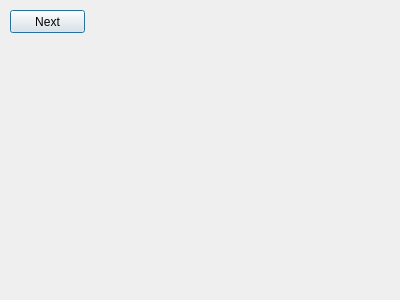
The window that Source Code/TJ's Code/spelfranger.ui (srohr/CEAMS) describes before a commit, drawn with Qt 5.
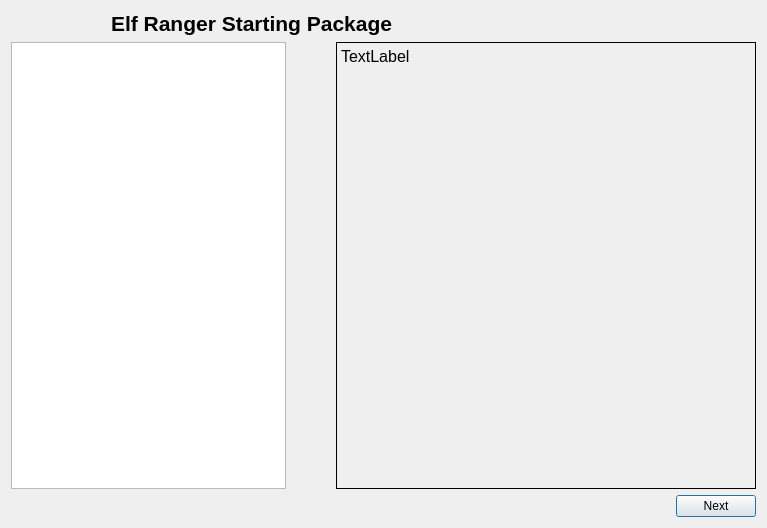
The same window after the commit.

Commit message:
Initial Layouts Complete
I have created all the layouts that were tasked of me and now they only
need to have the buttons and such operational.

The edit to the form file:
```diff
--- a/Source Code/TJ's Code/spelfranger.ui
+++ b/Source Code/TJ's Code/spelfranger.ui
@@ -6,26 +6,143 @@
    <rect>
     <x>0</x>
     <y>0</y>
-    <width>400</width>
-    <height>300</height>
+    <width>767</width>
+    <height>528</height>
    </rect>
   </property>
   <property name="windowTitle">
    <string>Dialog</string>
   </property>
-  <widget class="QPushButton" name="Next">
-   <property name="geometry">
-    <rect>
-     <x>10</x>
-     <y>10</y>
-     <width>75</width>
-     <height>23</height>
-    </rect>
-   </property>
-   <property name="text">
-    <string>Next</string>
-   </property>
-  </widget>
+  <layout class="QVBoxLayout" name="verticalLayout_3">
+   <item>
+    <layout class="QVBoxLayout" name="verticalLayout_2">
+     <item>
+      <layout class="QHBoxLayout" name="horizontalLayout_3">
+       <property name="leftMargin">
+        <number>100</number>
+       </property>
+       <item>
+        <widget class="QLabel" name="label_2">
+         <property name="minimumSize">
+          <size>
+           <width>150</width>
+           <height>25</height>
+          </size>
+         </property>
+         <property name="maximumSize">
+          <size>
+           <width>400</width>
+           <height>25</height>
+          </size>
+         </property>
+         <property name="font">
+          <font>
+           <pointsize>16</pointsize>
+           <weight>75</weight>
+           <bold>true</bold>
+          </font>
+         </property>
+         <property name="text">
+          <string>Elf Ranger Starting Package</string>
+         </property>
+        </widget>
+       </item>
+       <item>
+        <spacer name="horizontalSpacer_2">
+         <property name="orientation">
+          <enum>Qt::Horizontal</enum>
+         </property>
+         <property name="sizeHint" stdset="0">
+          <size>
+           <width>198</width>
+           <height>20</height>
+          </size>
+         </property>
+        </spacer>
+       </item>
+      </layout>
+     </item>
+     <item>
+      <layout class="QVBoxLayout" name="verticalLayout">
+       <item>
+        <layout class="QHBoxLayout" name="horizontalLayout_2">
+         <property name="spacing">
+          <number>50</number>
+         </property>
+         <item>
+          <widget class="QListWidget" name="listWidget">
+           <property name="maximumSize">
+            <size>
+             <width>275</width>
+             <height>16777215</height>
+            </size>
+           </property>
+          </widget>
+         </item>
+         <item>
+          <widget class="QLabel" name="label">
+           <property name="sizePolicy">
+            <sizepolicy hsizetype="Preferred" vsizetype="Preferred">
+             <horstretch>0</horstretch>
+             <verstretch>0</verstretch>
+            </sizepolicy>
+           </property>
+           <property name="minimumSize">
+            <size>
+             <width>300</width>
+             <height>300</height>
+            </size>
+           </property>
+           <property name="font">
+            <font>
+             <pointsize>12</pointsize>
+            </font>
+           </property>
+           <property name="frameShape">
+            <enum>QFrame::Box</enum>
+           </property>
+           <property name="text">
+            <string>TextLabel</string>
+           </property>
+           <property name="alignment">
+            <set>Qt::AlignLeading|Qt::AlignLeft|Qt::AlignTop</set>
+           </property>
+           <property name="wordWrap">
+            <bool>true</bool>
+           </property>
+          </widget>
+         </item>
+        </layout>
+       </item>
+       <item>
+        <layout class="QHBoxLayout" name="horizontalLayout">
+         <item>
+          <spacer name="horizontalSpacer">
+           <property name="orientation">
+            <enum>Qt::Horizontal</enum>
+           </property>
+           <property name="sizeHint" stdset="0">
+            <size>
+             <width>348</width>
+             <height>20</height>
+            </size>
+           </property>
+          </spacer>
+         </item>
+         <item>
+          <widget class="QPushButton" name="Next">
+           <property name="text">
+            <string>Next</string>
+           </property>
+          </widget>
+         </item>
+        </layout>
+       </item>
+      </layout>
+     </item>
+    </layout>
+   </item>
+  </layout>
  </widget>
  <resources/>
  <connections/>
```
The commit also changes 12 other files.
